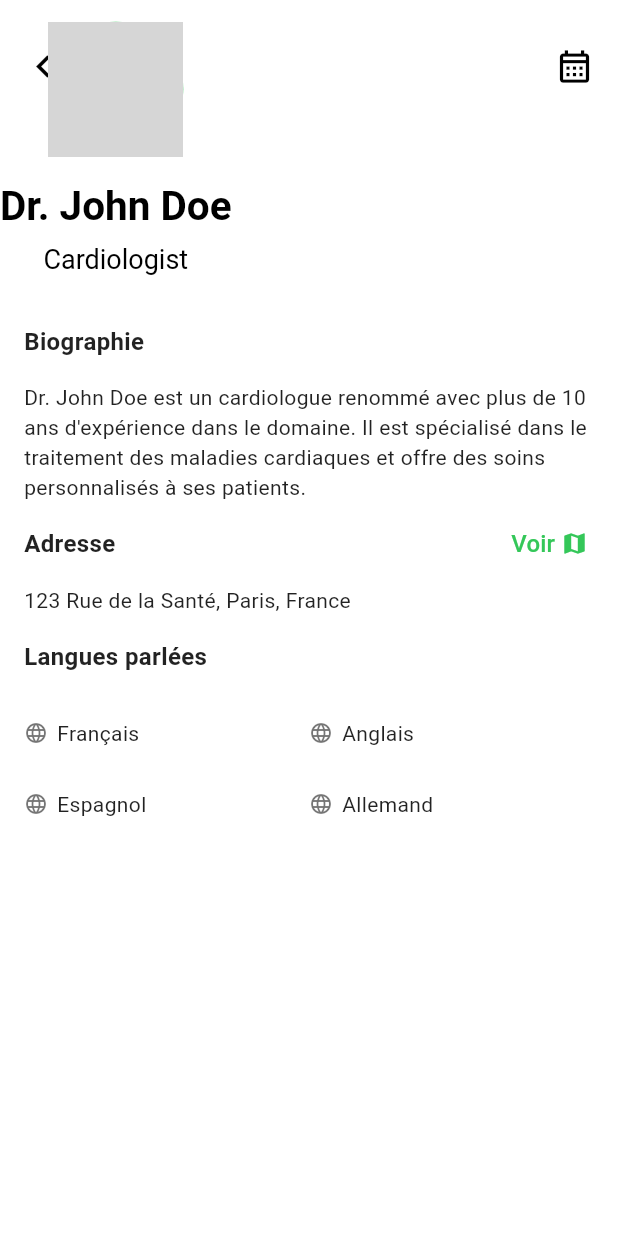
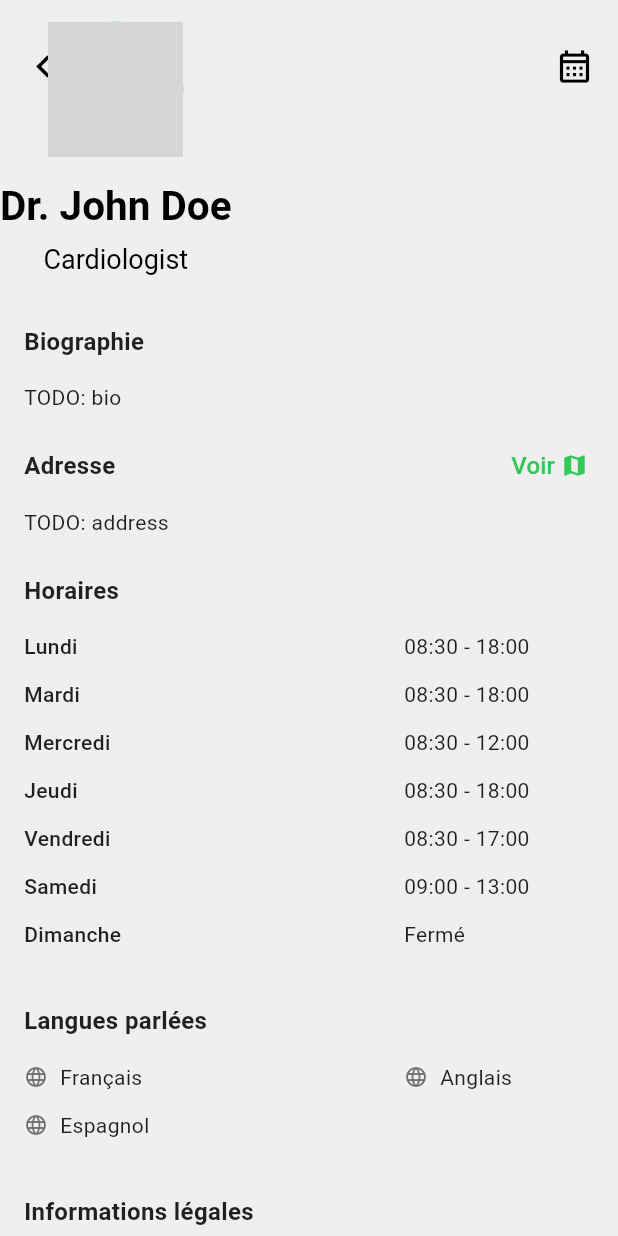
Before and after one commit to ESGI-DoctoDoc/doctodoc-mobile, a Flutter app: the DoctorDetailScreen screen opened directly with empty values, on a phone screen of 412 x 824 dp. Run offline on Flutter 3.47's test engine with Material 3 defaults, Android fonts, the phone set to English and light mode, and no system bars; our stand-ins replace bloc, dio, file_picker, flutter_bloc, flutter_dotenv, flutter_map and 7 more; missing offline and left inert: wolt_modal_sheet; accounts and stored records are empty; network calls fail; grey boxes are pictures that could not be loaded.

Commit message:
feat(doctor): add doctor detail screen with data

```diff
--- a/lib/screens/doctors/doctor_detail_screen.dart
+++ b/lib/screens/doctors/doctor_detail_screen.dart
@@ -1,6 +1,9 @@
-import 'package:doctodoc_mobile/screens/appointment/widgets/appointment_app_bar.dart';
+import 'package:doctodoc_mobile/screens/appointment/appointment_screen.dart';
+import 'package:doctodoc_mobile/screens/appointment/types/appointment_flow_address_data.dart';
 import 'package:flutter/material.dart';
 import 'package:url_launcher/url_launcher.dart';
+
+import '../appointment/types/appointment_flow_doctor_data.dart';
 
 class DoctorDetailScreen extends StatefulWidget {
   static const String routeName = '/doctors/:doctorId';
@@ -33,7 +36,12 @@ class DoctorDetailScreen extends StatefulWidget {
 class _DoctorDetailScreenState extends State<DoctorDetailScreen> {
   @override
   Widget build(BuildContext context) {
-    return Scaffold(
+    return Container(
+      color: Color(0xFFEFEFEF), // Light grey background
+      child: SafeArea(
+        top: false,
+        child: Scaffold(
+          backgroundColor: Color(0xFFEFEFEF),
           body: Stack(
             children: [
               CustomScrollView(slivers: [
@@ -44,11 +52,15 @@ class _DoctorDetailScreenState extends State<DoctorDetailScreen> {
                   automaticallyImplyLeading: false,
                   expandedHeight: 200.0,
                   collapsedHeight: 100,
+                  backgroundColor: Color(0xFFEFEFEF),
                   flexibleSpace: LayoutBuilder(
                     builder: (BuildContext context, BoxConstraints constraints) {
                       final top = constraints.biggest.height;
                       final isCollapsed = top <= 190;
                       return FlexibleSpaceBar(
+                        background: Container(
+                          color: Color(0xFFEFEFEF),
+                        ),
                         title: isCollapsed ? _buildCollapsedTitle() : _buildExpandedTitle(),
                       );
                     },
@@ -56,11 +68,20 @@ class _DoctorDetailScreenState extends State<DoctorDetailScreen> {
                 ),
                 SliverList(
                     delegate: SliverChildListDelegate([
-              ..._buildBiography(),
-              ..._buildAddress(),
-              ..._buildHours(),
-              ..._buildLanguages(),
-              ..._buildLegalInformation(),
+                  ..._buildBiography('TODO: bio'),
+                  ..._buildAddress('TODO: address'),
+                  ..._buildHours({
+                    'Lundi': '08:30 - 18:00',
+                    'Mardi': '08:30 - 18:00',
+                    'Mercredi': '08:30 - 12:00',
+                    'Jeudi': '08:30 - 18:00',
+                    'Vendredi': '08:30 - 17:00',
+                    'Samedi': '09:00 - 13:00',
+                    'Dimanche': 'Fermé',
+                  }), // TODO: horaires
+                  ..._buildLanguages(['Français', 'Anglais', 'Espagnol']), // TODO: langues
+                  ..._buildLegalInformation('TODO: RPPS'),
+                  const SizedBox(height: 20),
                 ]))
               ]),
               Positioned(
@@ -79,11 +100,28 @@ class _DoctorDetailScreenState extends State<DoctorDetailScreen> {
                 child: SafeArea(
                   child: IconButton(
                     icon: const Icon(Icons.calendar_month_outlined, size: 26, color: Colors.black),
-                onPressed: () {},
+                    onPressed: () {
+                      //todo mélissa ajout les données ici
+                      final doctor = AppointmentFlowDoctorData(
+                        doctorId: widget.doctorId,
+                        firstName: 'John',
+                        lastName: 'Doe',
+                        pictureUrl:
+                            'https://www.shutterstock.com/image-photo/covid19-coronavirus-outbreak-healthcare-workers-260nw-1779353891.jpg',
+                        address: const AppointmentFlowAddressData(
+                          addressId: "addressId",
+                          latitude: 23,
+                          longitude: 23,
+                        ),
+                      );
+                      AppointmentScreen.navigateTo(context, doctor);
+                    },
                   ),
                 ),
               ),
             ],
+          ),
+        ),
       ),
     );
   }
@@ -111,21 +149,22 @@ class _DoctorDetailScreenState extends State<DoctorDetailScreen> {
     );
   }
 
-  List<Widget> _buildBiography() {
+  List<Widget> _buildBiography(String bio) {
     return [
       _buildTitleSection(title: 'Biographie'),
-      const Padding(
+      Padding(
         padding: const EdgeInsets.symmetric(horizontal: 16.0),
         child: Text(
-          'Dr. John Doe est un cardiologue renommé avec plus de 10 ans d\'expérience dans le domaine. Il est spécialisé dans le traitement des maladies cardiaques et offre des soins personnalisés à ses patients.',
-          style: TextStyle(fontSize: 14, color: Colors.black87),
+          bio,
+          style: const TextStyle(fontSize: 14, color: Colors.black87),
         ),
       ),
     ];
   }
 
-  List<Widget> _buildAddress() {
+  List<Widget> _buildAddress(String address) {
     return [
+      const SizedBox(height: 8),
       _buildTitleSection(
         title: 'Adresse',
         trailing: TextButton(
@@ -142,11 +181,11 @@ class _DoctorDetailScreenState extends State<DoctorDetailScreen> {
           ),
         ),
       ),
-      const Padding(
-        padding: EdgeInsets.symmetric(horizontal: 16.0),
+      Padding(
+        padding: const EdgeInsets.symmetric(horizontal: 16.0),
         child: Text(
-          '123 Rue de la Santé, Paris, France',
-          style: TextStyle(fontSize: 14, color: Colors.black87),
+          address,
+          style: const TextStyle(fontSize: 14, color: Colors.black87),
         ),
       ),
     ];
@@ -165,41 +204,120 @@ class _DoctorDetailScreenState extends State<DoctorDetailScreen> {
     }
   }
 
-  List<Widget> _buildHours() {
-    return [];
-  }
+  List<Widget> _buildHours(Map<String, String> hours) {
+    final weekdays = [
+      'Lundi',
+      'Mardi',
+      'Mercredi',
+      'Jeudi',
+      'Vendredi',
+      'Samedi',
+      'Dimanche',
+    ];
 
-  List<Widget> _buildLanguages() {
-    final languages = ['Français', 'Anglais', 'Espagnol', 'Allemand'];
+    final todayIndex = DateTime.now().weekday - 1; // 1 (Mon) -> 0, 7 (Sun) -> 6
+    final reorderedKeys = [...weekdays.sublist(todayIndex), ...weekdays.sublist(0, todayIndex)];
 
-    return [
-      _buildTitleSection(title: "Langues parlées"),
-      Padding(
-        padding: const EdgeInsets.symmetric(horizontal: 16.0),
-        child: GridView.count(
-          crossAxisCount: 2,
-          shrinkWrap: true,
-          physics: const NeverScrollableScrollPhysics(),
-          childAspectRatio: 4,
-          children: languages.map((lang) {
+    Widget buildRow(String day, String time) {
       return Row(
         children: [
-                const Icon(Icons.language, size: 16, color: Colors.black54),
-                const SizedBox(width: 6),
-                Text(
-                  lang,
+          Expanded(
+            child: Text(
+              day,
+              style: const TextStyle(fontSize: 14, fontWeight: FontWeight.w500),
+            ),
+          ),
+          Spacer(),
+          Expanded(
+            child: Text(
+              time,
               style: const TextStyle(fontSize: 14, color: Colors.black87),
+            ),
           ),
         ],
       );
-          }).toList(),
+    }
+
+    return [
+      const SizedBox(height: 8),
+      _buildTitleSection(title: "Horaires"),
+      Padding(
+        padding: const EdgeInsets.symmetric(horizontal: 16.0),
+        child: Column(
+          children: [
+            for (final day in reorderedKeys) ...[
+              buildRow(day, hours[day] ?? ''),
+              const SizedBox(height: 12),
+            ],
+          ],
         ),
       ),
     ];
   }
 
-  List<Widget> _buildLegalInformation() {
-    return [];
+  List<Widget> _buildLanguages(List<String> languages) {
+    Widget buildRow((String, String) languages) {
+      return Row(
+        children: [
+          Expanded(
+            child: Row(
+              children: [
+                const Icon(Icons.language, size: 16, color: Colors.black54),
+                const SizedBox(width: 8),
+                Text(
+                  languages.$1,
+                  style: const TextStyle(fontSize: 14, color: Colors.black87),
+                ),
+              ],
+            ),
+          ),
+          Spacer(),
+          if (languages.$2.isNotEmpty)
+            Expanded(
+              child: Row(
+                children: [
+                  const Icon(Icons.language, size: 16, color: Colors.black54),
+                  const SizedBox(width: 8),
+                  Text(
+                    languages.$2,
+                    style: const TextStyle(fontSize: 14, color: Colors.black87),
+                  ),
+                ],
+              ),
+            ),
+        ],
+      );
+    }
+
+    return [
+      const SizedBox(height: 8),
+      _buildTitleSection(title: "Langues parlées"),
+      Padding(
+        padding: const EdgeInsets.symmetric(horizontal: 16.0),
+        child: Column(
+          children: [
+            for (int i = 0; i < languages.length; i += 2) ...[
+              buildRow((languages[i], i + 1 < languages.length ? languages[i + 1] : '')),
+              const SizedBox(height: 12),
+            ],
+          ],
+        ),
+      ),
+    ];
+  }
+
+  List<Widget> _buildLegalInformation(String rpps) {
+    return [
+      const SizedBox(height: 8),
+      _buildTitleSection(title: "Informations légales"),
+      Container(
+        padding: const EdgeInsets.symmetric(horizontal: 16.0),
+        child: Text(
+          'Numéro RPPS : $rpps',
+          style: const TextStyle(fontSize: 14, color: Colors.black87),
+        ),
+      ),
+    ];
   }
 
   Widget _buildCollapsedTitle() {
```
Lines whose indentation alone changed are shown as unchanged.
